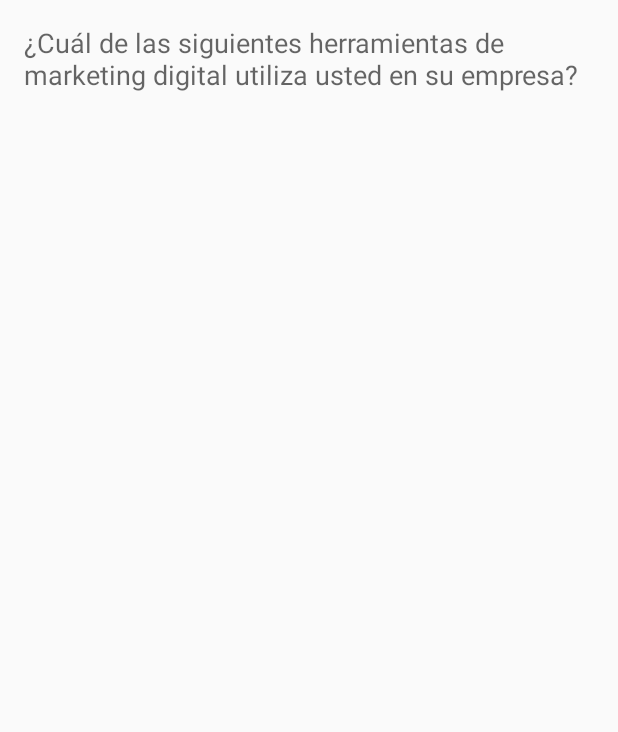
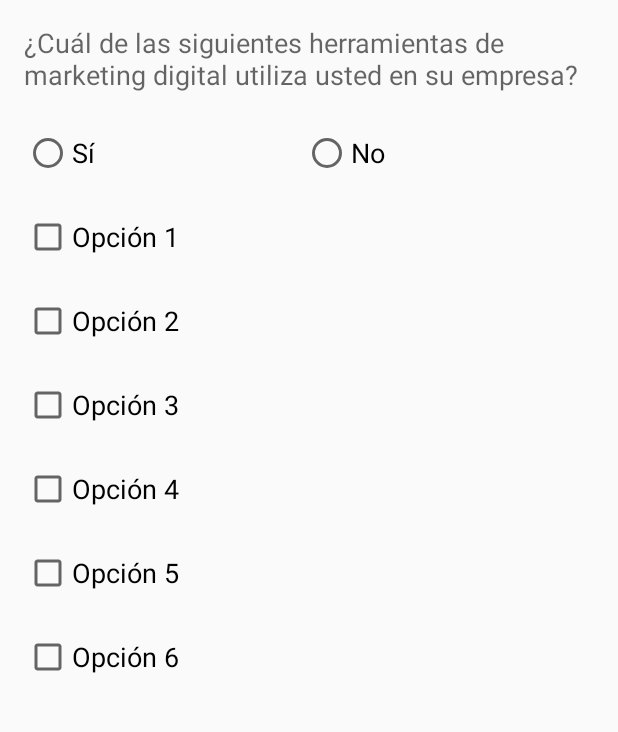
Before and after one commit to davidauza-engineer/Android-AgenciaEMD, an Android app: the layout question_layout.xml on its own in the app's theme, with its tools: preview values and no code run, on a phone screen of 412 x 824 dp, the part 355-1087 px from its top. Run offline under Robolectric (Android 15) with nearby library versions, the phone set to English and light mode, and no system bars.

```diff
--- a/app/src/main/res/layout/activity_test.xml
+++ b/app/src/main/res/layout/activity_test.xml
@@ -1,9 +1,11 @@
 <?xml version="1.0" encoding="utf-8"?>
-<android.support.constraint.ConstraintLayout xmlns:android="http://schemas.android.com/apk/res/android"
+<ListView xmlns:android="http://schemas.android.com/apk/res/android"
     xmlns:app="http://schemas.android.com/apk/res-auto"
     xmlns:tools="http://schemas.android.com/tools"
+    android:id="@+id/list_of_questions"
     android:layout_width="match_parent"
     android:layout_height="match_parent"
+    android:orientation="vertical"
     tools:context=".TestActivity">
 
-</android.support.constraint.ConstraintLayout>
+</ListView>
--- a/app/src/main/res/layout/question_layout.xml
+++ b/app/src/main/res/layout/question_layout.xml
@@ -29,6 +29,7 @@
         tools:src="@drawable/logo" />
 
     <TextView
+        android:id="@+id/question_body"
         android:layout_width="match_parent"
         android:layout_height="wrap_content"
         android:layout_marginLeft="16dp"
@@ -40,5 +41,67 @@
         app:layout_constraintTop_toBottomOf="@id/question_picture"
         tools:text="¿Cuál de las siguientes herramientas de marketing digital utiliza usted en su empresa?" />
 
+    <RadioGroup
+        android:id="@+id/radio_buttons_group"
+        android:layout_width="match_parent"
+        android:layout_height="wrap_content"
+        android:layout_marginLeft="16dp"
+        android:layout_marginTop="24dp"
+        android:layout_marginRight="16dp"
+        android:orientation="horizontal"
+        app:layout_constraintTop_toBottomOf="@id/question_body">
+
+        <RadioButton
+            android:id="@+id/yes_radio_button"
+            style="@style/QuestionRadioButtons"
+            tools:text="Sí" />
+
+        <RadioButton
+            android:id="@+id/no_radio_button"
+            style="@style/QuestionRadioButtons"
+            tools:text="No" />
+    </RadioGroup>
+
+    <CheckBox
+        android:id="@+id/checkbox_one"
+        style="@style/QuestionCheckBoxes"
+        app:layout_constraintLeft_toLeftOf="parent"
+        app:layout_constraintTop_toBottomOf="@id/radio_buttons_group"
+        tools:text="Opción 1" />
+
+    <CheckBox
+        android:id="@+id/checkbox_two"
+        style="@style/QuestionCheckBoxes"
+        app:layout_constraintLeft_toLeftOf="parent"
+        app:layout_constraintTop_toBottomOf="@id/checkbox_one"
+        tools:text="Opción 2" />
+
+    <CheckBox
+        android:id="@+id/checkbox_three"
+        style="@style/QuestionCheckBoxes"
+        app:layout_constraintLeft_toLeftOf="parent"
+        app:layout_constraintTop_toBottomOf="@id/checkbox_two"
+        tools:text="Opción 3" />
+
+    <CheckBox
+        android:id="@+id/checkbox_four"
+        style="@style/QuestionCheckBoxes"
+        app:layout_constraintLeft_toLeftOf="parent"
+        app:layout_constraintTop_toBottomOf="@id/checkbox_three"
+        tools:text="Opción 4" />
+
+    <CheckBox
+        android:id="@+id/checkbox_five"
+        style="@style/QuestionCheckBoxes"
+        app:layout_constraintLeft_toLeftOf="parent"
+        app:layout_constraintTop_toBottomOf="@id/checkbox_four"
+        tools:text="Opción 5" />
+
+    <CheckBox
+        android:id="@+id/checkbox_six"
+        style="@style/QuestionCheckBoxes"
+        app:layout_constraintLeft_toLeftOf="parent"
+        app:layout_constraintTop_toBottomOf="@id/checkbox_five"
+        tools:text="Opción 6" />
 
 </android.support.constraint.ConstraintLayout>
--- a/app/src/main/res/values/styles.xml
+++ b/app/src/main/res/values/styles.xml
@@ -79,5 +79,22 @@
         <item name="android:paddingLeft">24dp</item>
     </style>
 
+    <!-- Style for the RadioButtons at questions layout. -->
+    <style name="QuestionRadioButtons">
+        <item name="android:layout_width">wrap_content</item>
+        <item name="android:layout_height">wrap_content</item>
+        <item name="android:layout_weight">1</item>
+        <item name="android:textAppearance">?android:textAppearanceMedium</item>
+    </style>
+
+    <!-- Style for the CheckBoxes at questions_layout. -->
+    <style name="QuestionCheckBoxes">
+        <item name="android:layout_width">match_parent</item>
+        <item name="android:layout_height">wrap_content</item>
+        <item name="android:layout_marginTop">24dp</item>
+        <item name="android:layout_marginLeft">16dp</item>
+        <item name="android:layout_marginRight">16dp</item>
+        <item name="android:textAppearance">?android:textAppearanceMedium</item>
+    </style>
 
 </resources>
```
Also changed, not shown: app/src/main/java/engineer/davidauza/agenciaemd/Question.java (added, +148 -0 lines), app/src/main/java/engineer/davidauza/agenciaemd/TestActivity.java (+13 -0 lines), app/src/main/res/values/strings.xml (+17 -0 lines).
